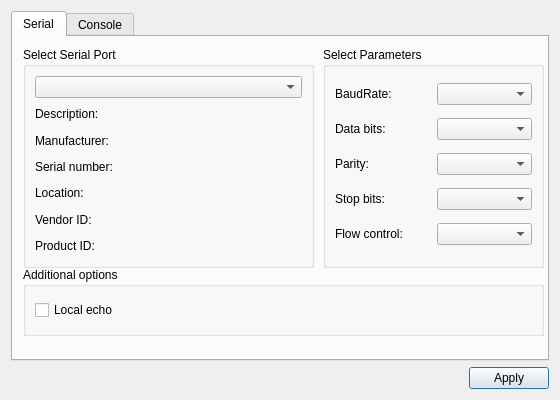
Qt form src/settingsdialog.ui (coolshou/qterminal) before a commit.
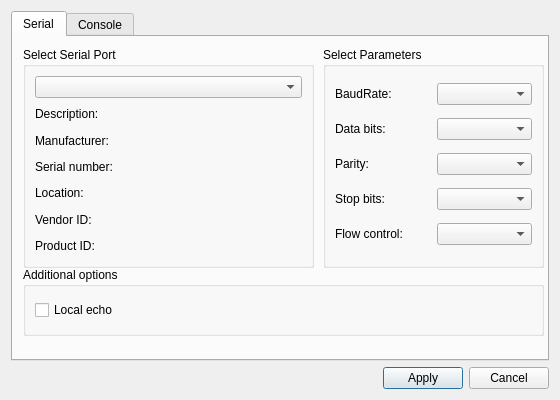
The same form after that commit. Icons and pictures are not drawn.

The edit to the form file:
```diff
--- a/src/settingsdialog.ui
+++ b/src/settingsdialog.ui
@@ -215,6 +215,13 @@
        </property>
       </widget>
      </item>
+     <item>
+      <widget class="QPushButton" name="pb_Cancel">
+       <property name="text">
+        <string>Cancel</string>
+       </property>
+      </widget>
+     </item>
     </layout>
    </item>
   </layout>
```
Left out of the diff: 11 changed lines with no effect on the pictures.
